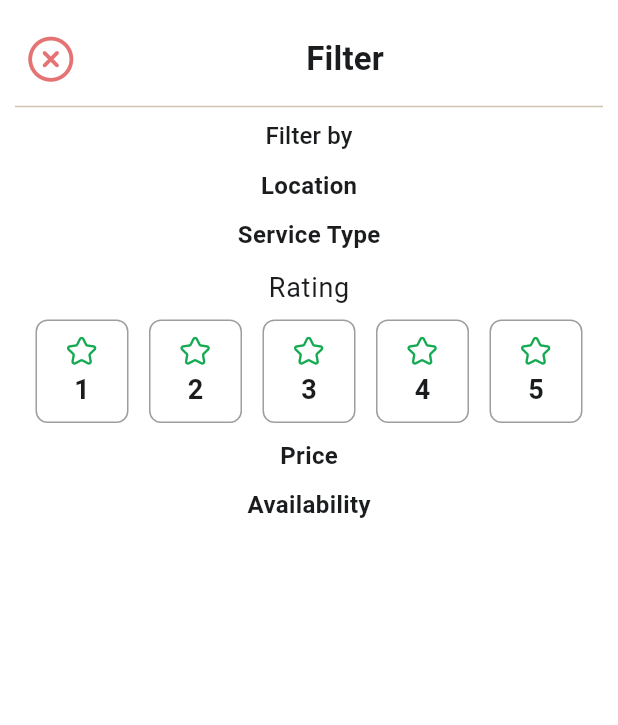
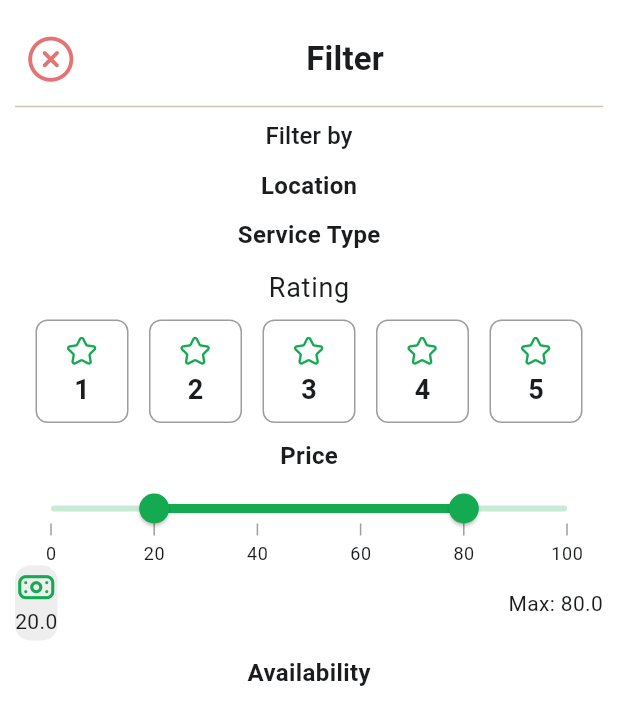
Before and after one commit to Awesomewsdm/service_masters, a Flutter app: the FilterServiceProvidersScreen widget shown alone on an empty page, opened directly, on a phone screen of 412 x 824 dp. Shown: the top 725 px of the screen. Run offline on Flutter 3.47's test engine with Material 3 defaults, Android fonts, the phone set to English and light mode, and no system bars; our stand-ins replace auto_route, chat_bubbles, cloud_firestore, equatable, firebase_auth, firebase_core and 25 more; missing offline and left inert: agora_rtc_engine, flutter_google_maps_webservices; accounts and stored records are empty; generated files the repository leaves out were written again; statements that could not run were skipped.

Commit message:
Add range slider for filtering service providers

```diff
--- a/lib/service_providers/components/filter_service_providers.dart
+++ b/lib/service_providers/components/filter_service_providers.dart
@@ -1,8 +1,17 @@
 import "package:service_masters/common/barrels.dart";
 import "package:service_masters/service_providers/components/rating_box.dart";
 
-class FilterServiceProvidersScreen extends StatelessWidget {
+class FilterServiceProvidersScreen extends StatefulWidget {
   const FilterServiceProvidersScreen({super.key});
+
+  @override
+  State<FilterServiceProvidersScreen> createState() =>
+      _FilterServiceProvidersScreenState();
+}
+
+class _FilterServiceProvidersScreenState
+    extends State<FilterServiceProvidersScreen> {
+  SfRangeValues _values = const SfRangeValues(20.0, 80.0);
 
   @override
   Widget build(BuildContext context) {
@@ -86,6 +95,49 @@ class FilterServiceProvidersScreen extends StatelessWidget {
               fontWeight: FontWeight.bold,
             ),
           ),
+          SfRangeSlider(
+            max: 100.0,
+            values: _values,
+            interval: 20,
+            showTicks: true,
+            showLabels: true,
+            enableTooltip: true,
+            minorTicksPerInterval: 1,
+            onChanged: (SfRangeValues values) {
+              setState(() {
+                _values = values;
+              });
+            },
+          ),
+          Row(
+            children: [
+              Container(
+                height: 50,
+                decoration: BoxDecoration(
+                  color: Colors.grey[200],
+                  borderRadius: BorderRadius.circular(10),
+                ),
+                child: Column(
+                  mainAxisAlignment: MainAxisAlignment.center,
+                  children: [
+                    const Icon(
+                      CustomIcons.money,
+                      color: tPrimaryColor,
+                    ),
+                    Text(
+                      "${_values.start}",
+                      style: context.textTheme.bodyMedium,
+                    ),
+                  ],
+                ),
+              ),
+              const Spacer(),
+              Text(
+                "Max: ${_values.end}",
+                style: context.textTheme.bodyMedium,
+              ),
+            ],
+          ),
           const Gap(10),
           const Text(
             "Availability",
--- a/pubspec.yaml
+++ b/pubspec.yaml
@@ -53,6 +53,7 @@ dependencies:
   shared_preferences: ^2.2.2
   shimmer: ^3.0.0
   smooth_page_indicator: ^1.1.0
+  syncfusion_flutter_sliders: ^25.1.35
 
 
 flutter_native_splash:
```
Also changed, not shown: pubspec.lock.
